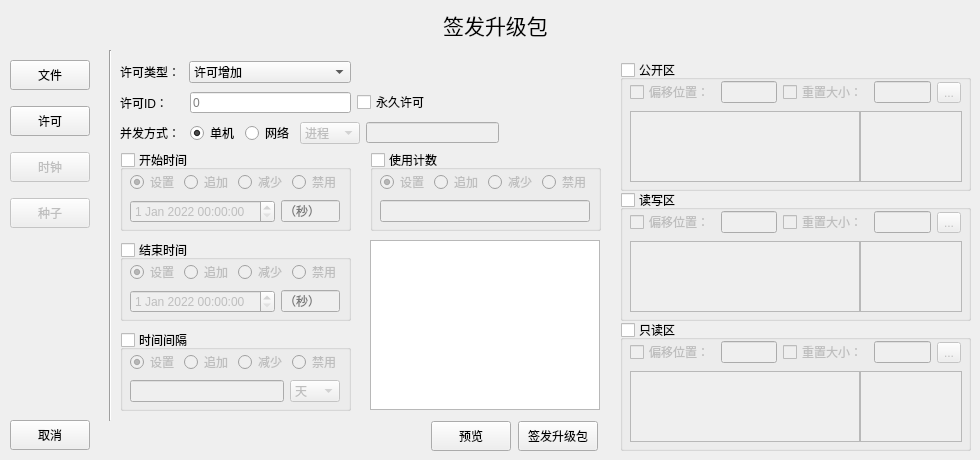
Before: the Qt Designer form SenseD2CAPI/licenseview.ui in R1turn0/QtProject, drawn with Qt 5.
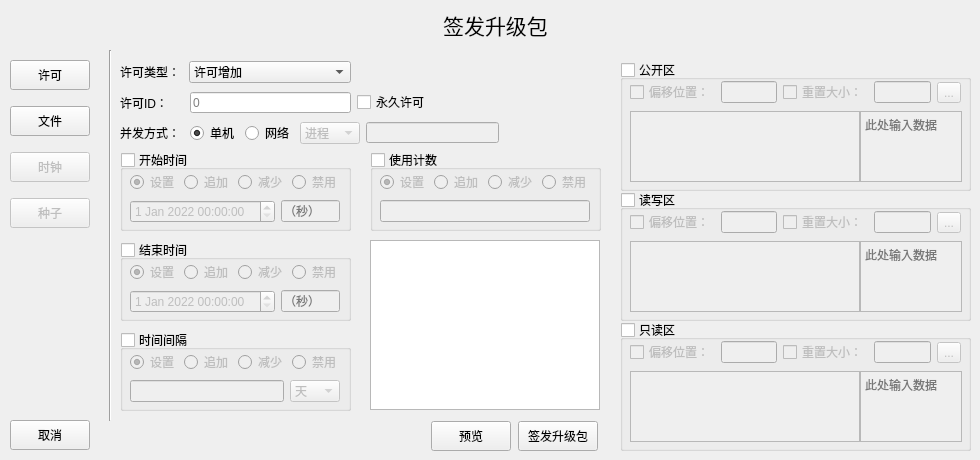
After: the same form once the commit is applied.

```diff
--- a/SenseD2CAPI/licenseview.ui
+++ b/SenseD2CAPI/licenseview.ui
@@ -61,25 +61,6 @@
     </rect>
    </property>
    <layout class="QVBoxLayout" name="verticalLayout">
-    <item>
-     <widget class="QPushButton" name="fileButton">
-      <property name="minimumSize">
-       <size>
-        <width>80</width>
-        <height>30</height>
-       </size>
-      </property>
-      <property name="maximumSize">
-       <size>
-        <width>80</width>
-        <height>30</height>
-       </size>
-      </property>
-      <property name="text">
-       <string>文件</string>
-      </property>
-     </widget>
-    </item>
     <item>
      <widget class="QPushButton" name="licenseButton">
       <property name="minimumSize">
@@ -99,6 +80,25 @@
       </property>
      </widget>
     </item>
+    <item>
+     <widget class="QPushButton" name="fileButton">
+      <property name="minimumSize">
+       <size>
+        <width>80</width>
+        <height>30</height>
+       </size>
+      </property>
+      <property name="maximumSize">
+       <size>
+        <width>80</width>
+        <height>30</height>
+       </size>
+      </property>
+      <property name="text">
+       <string>文件</string>
+      </property>
+     </widget>
+    </item>
     <item>
      <widget class="QPushButton" name="clockButton">
       <property name="enabled">
@@ -447,7 +447,7 @@
    <property name="checked">
     <bool>false</bool>
    </property>
-   <widget class="QWidget" name="">
+   <widget class="QWidget" name="layoutWidget">
     <property name="geometry">
      <rect>
       <x>10</x>
@@ -496,11 +496,14 @@
        <property name="lineWidth">
         <number>1</number>
        </property>
+       <property name="placeholderText">
+        <string>此处输入数据</string>
+       </property>
       </widget>
      </item>
     </layout>
    </widget>
-   <widget class="QWidget" name="">
+   <widget class="QWidget" name="layoutWidget">
     <property name="geometry">
      <rect>
       <x>10</x>
@@ -629,6 +632,9 @@
        <property name="lineWidth">
         <number>1</number>
        </property>
+       <property name="placeholderText">
+        <string>此处输入数据</string>
+       </property>
       </widget>
      </item>
     </layout>
@@ -762,6 +768,9 @@
        <property name="lineWidth">
         <number>1</number>
        </property>
+       <property name="placeholderText">
+        <string>此处输入数据</string>
+       </property>
       </widget>
      </item>
     </layout>
```
Left out of the diff: 6 changed lines with no effect on the pictures.
